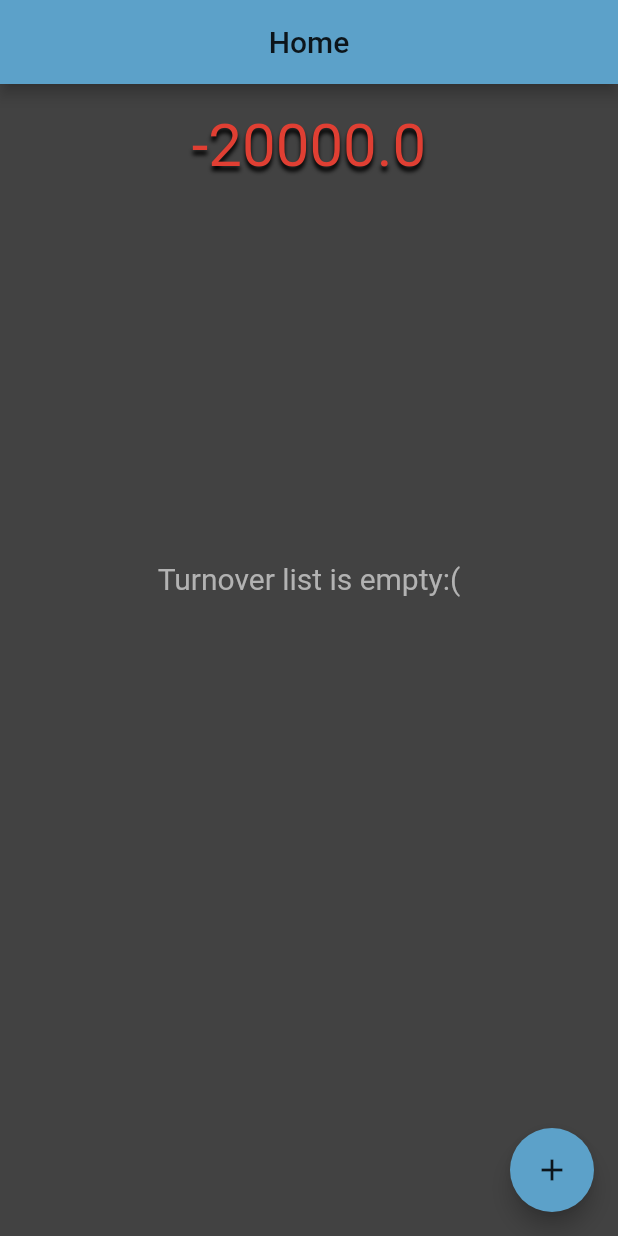
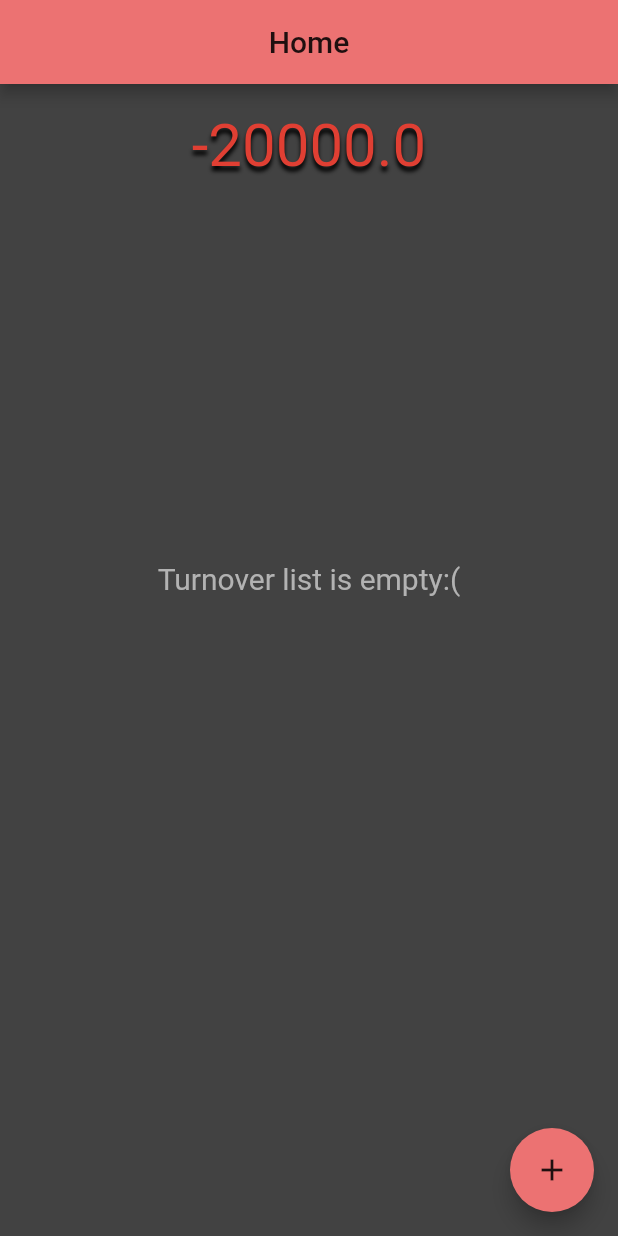
Before and after one commit to Aerglo/turnover, a Flutter app: the screen it shows after launch, on a phone screen of 412 x 824 dp. Run offline on Flutter 3.47's test engine with Material 2 defaults, Android fonts, the light colour scheme and no system bars; our stand-ins replace get, hive, hive_flutter, shared_preferences; accounts and stored records are empty.

Commit message:
appbar color changed

```diff
--- a/lib/Presentation/Constants/constants.dart
+++ b/lib/Presentation/Constants/constants.dart
@@ -2,7 +2,7 @@ import 'package:flutter/material.dart';
 
 class PresentationConstants {
   static Color backgroundColor = Colors.grey.shade800;
-  static Color appbarColor = const Color.fromARGB(255, 92, 161, 201);
+  static Color appbarColor = const Color.fromARGB(255, 236, 114, 114);
   static Color greenColor = const Color.fromARGB(255, 29, 194, 35);
   static Color redColor = const Color.fromARGB(255, 224, 63, 51);
   static Color greyColor = const Color.fromARGB(255, 178, 178, 178);
```
